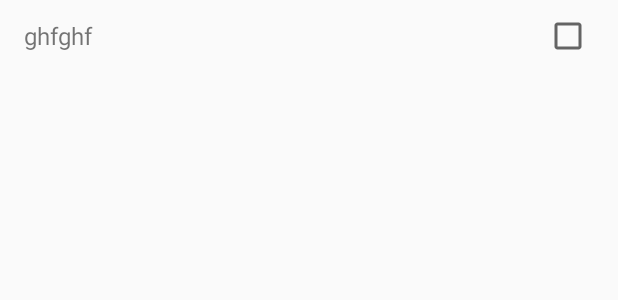
After one commit to Guha5277/LedStripController, an Android app: the layout list_item_multiple_choice.xml on its own in the app's theme, with its tools: preview values and no code run, on a phone screen of 412 x 824 dp. The commit adds this screen. Shown: the top 300 px of the screen. Run offline under Robolectric (Android 15) with nearby library versions, the phone set to English and light mode, and no system bars.

Commit message:
Коммит стабильной сборки перед серьезными изменениями

```diff
--- /dev/null
+++ b/WS2812B_Android/app/src/main/res/layout/list_item_multiple_choice.xml
@@ -0,0 +1,25 @@
+<?xml version="1.0" encoding="utf-8"?>
+
+<LinearLayout xmlns:android="http://schemas.android.com/apk/res/android"
+    android:id="@+id/LinearLayout"
+    android:layout_width="match_parent"
+    android:layout_height="?android:attr/listPreferredItemHeightSmall"
+    android:layout_column="3"
+    android:gravity="center_vertical"
+    android:paddingStart="?android:attr/listPreferredItemPaddingStart"
+    android:paddingEnd="?android:attr/listPreferredItemPaddingEnd">
+
+    <TextView
+        android:id="@+id/modeName"
+        android:layout_width="match_parent"
+        android:layout_height="wrap_content"
+        android:layout_weight="1"
+        android:text="ghfghf"
+        android:textSize="16sp" />
+
+    <CheckBox
+        android:id="@+id/checkBox"
+        android:layout_width="201dp"
+        android:layout_height="wrap_content"
+        android:layout_weight="5" />
+</LinearLayout>
```
Also changed, not shown: WS2812B_Android/app/src/main/java/com/guhafun/ws2812bcontroller/ControlActivity.java (+21 -14 lines), WS2812B_Android/app/src/main/java/com/guhafun/ws2812bcontroller/InputThread.java (+9 -19 lines), WS2812B_Android/app/src/main/res/layout/activity_main.xml (deleted, +0 -71 lines).
